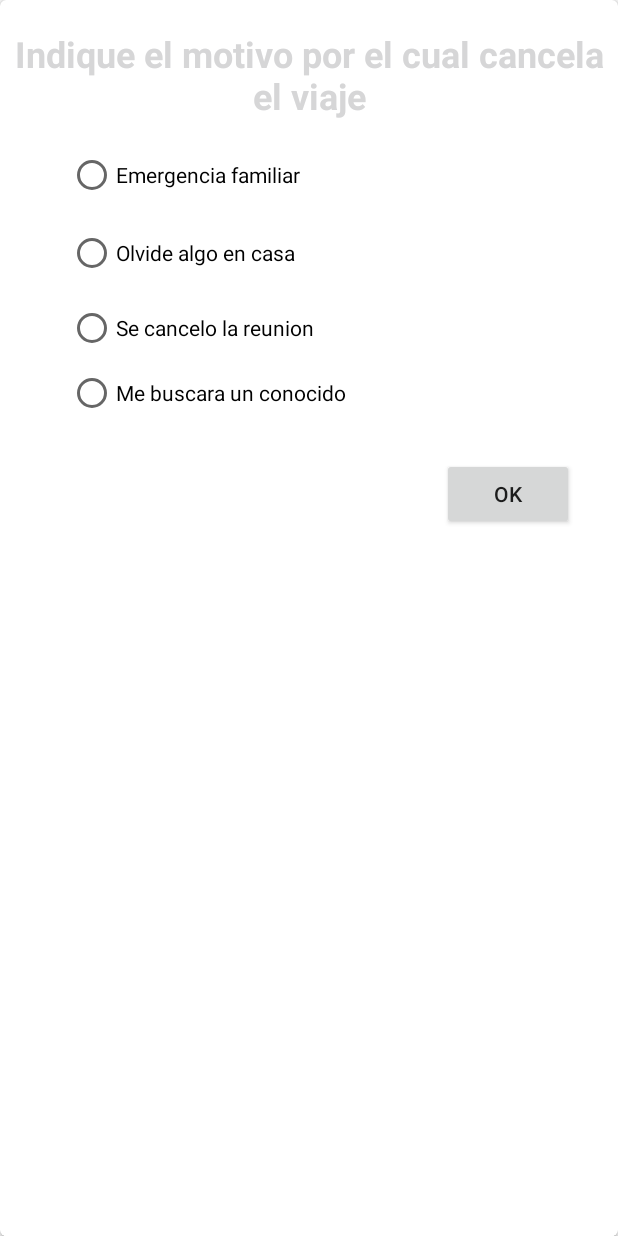
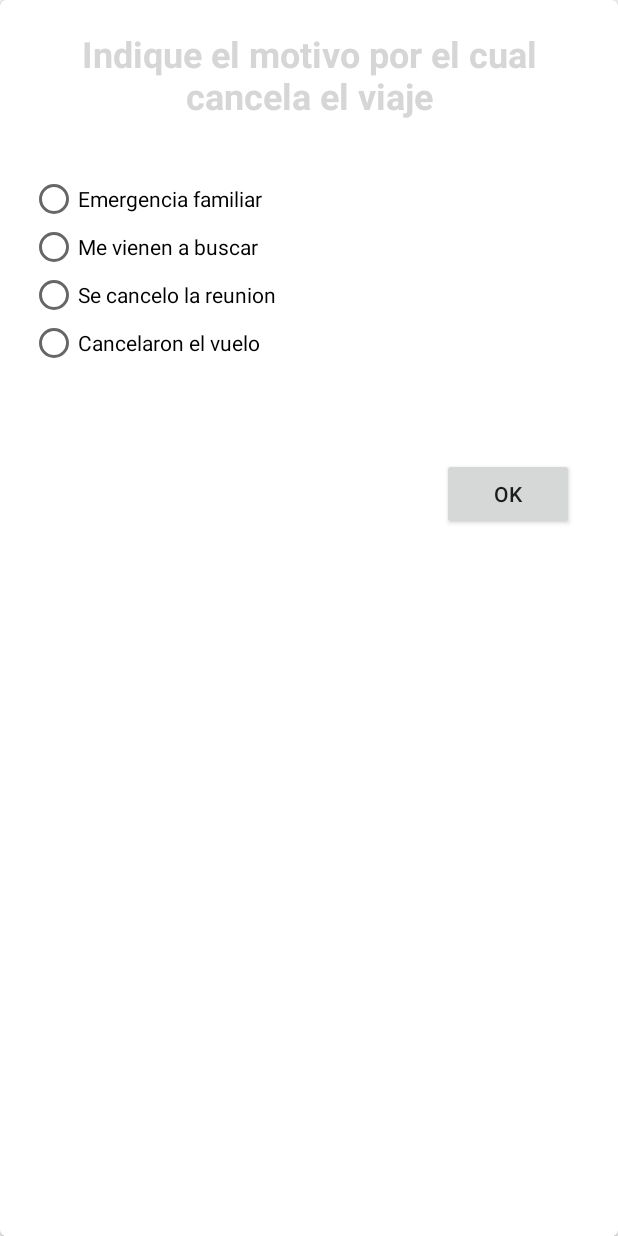
Before and after one commit to iamrahulyadav/interCar, an Android app: the layout custom_modal.xml on its own in the app's theme, with its tools: preview values and no code run, on a phone screen of 412 x 824 dp. Run offline under Robolectric (Android 15) with nearby library versions, the phone set to English and light mode, and no system bars.

Commit message:
Correciones pendientes de ventana modal de motivos de cancelacion de viajes.

```diff
--- a/app/src/main/java/com/apreciasoft/admin/asremis/Services/ServicesTravel.java
+++ b/app/src/main/java/com/apreciasoft/admin/asremis/Services/ServicesTravel.java
@@ -67,6 +67,6 @@ public interface ServicesTravel {
     Call<List<InfoTravelEntity>> cacelReservation(@Path("id") int id,@Path("idDriver") int idDriver);
 
     @Headers("Content-Type: application/json")
-    @GET("travel/cancelByClient/{id}/{idReasonCancelKf }")
+    @GET("travel/cancelByClient/{id}/{idReasonCancelKf}")
     Call<Boolean> cancelByClient(@Path("id") int id, @Path("idReasonCancelKf") int idReasonCancelKf );
 }
--- a/app/src/main/res/layout/custom_modal.xml
+++ b/app/src/main/res/layout/custom_modal.xml
@@ -30,47 +30,57 @@
             android:layout_marginTop="25dp"
             >
 
-            <RadioButton
-                android:id="@+id/radioButton4"
+            <RadioGroup
+                android:id="@+id/radio"
                 android:layout_width="match_parent"
                 android:layout_height="wrap_content"
-                android:layout_alignLeft="@+id/radioButton"
-                android:layout_alignStart="@+id/radioButton"
-                android:layout_below="@+id/radioButton"
-                android:layout_marginTop="115dp"
-                android:text="Me buscara un conocido" />
-
-            <RadioButton
-                android:id="@+id/radioButton3"
-                android:layout_width="match_parent"
-                android:layout_height="wrap_content"
-                android:layout_alignLeft="@+id/radioButton"
-                android:layout_alignStart="@+id/radioButton"
-                android:layout_below="@+id/radioButton"
-                android:layout_marginTop="70dp"
-                android:text="Se cancelo la reunion" />
+                android:layout_alignEnd="@+id/button2"
+                android:layout_gravity="center_horizontal"
+                android:layout_marginLeft="20dp"
+                android:layout_marginTop="30dp">
 
                 <RadioButton
                     android:id="@+id/radioButton"
-                android:layout_width="match_parent"
+                    android:layout_width="wrap_content"
                     android:layout_height="wrap_content"
-                android:layout_alignParentLeft="true"
-                android:layout_alignParentStart="true"
                     android:layout_alignParentTop="true"
-                android:layout_marginLeft="55dp"
-                android:layout_marginStart="45dp"
-                android:layout_marginTop="75dp"
+                    android:layout_centerHorizontal="true"
+                    android:layout_marginTop="61dp"
+                    android:checked="false"
+                    android:onClick="onRadioButtonClicked"
                     android:text="Emergencia familiar" />
 
                 <RadioButton
                     android:id="@+id/radioButton2"
-                android:layout_width="match_parent"
+                    android:layout_width="wrap_content"
                     android:layout_height="wrap_content"
-                android:layout_alignLeft="@+id/radioButton"
-                android:layout_alignStart="@+id/radioButton"
                     android:layout_below="@+id/radioButton"
-                android:layout_marginTop="20dp"
-                android:text="Olvide algo en casa" />
+                    android:layout_centerHorizontal="true"
+                    android:checked="false"
+                    android:onClick="onRadioButtonClicked"
+                    android:text="Me vienen a buscar" />
+
+                <RadioButton
+                    android:id="@+id/radioButton3"
+                    android:layout_width="wrap_content"
+                    android:layout_height="wrap_content"
+                    android:layout_below="@+id/radioButton2"
+                    android:layout_centerHorizontal="true"
+                    android:checked="false"
+                    android:onClick="onRadioButtonClicked"
+                    android:text="Se cancelo la reunion" />
+
+                <RadioButton
+                    android:id="@+id/radioButton4"
+                    android:layout_width="wrap_content"
+                    android:layout_height="wrap_content"
+                    android:layout_below="@+id/radioButton3"
+                    android:layout_centerHorizontal="true"
+                    android:checked="false"
+                    android:onClick="onRadioButtonClicked"
+                    android:text="Cancelaron el vuelo" />
+
+            </RadioGroup>
 
 
         </RelativeLayout>
@@ -103,6 +113,8 @@
             android:layout_alignParentLeft="true"
             android:layout_alignParentStart="true"
             android:layout_alignParentTop="true"
+            android:layout_marginLeft="10dp"
+            android:layout_marginRight="10dp"
             android:layout_marginTop="19dp"
             android:text="Indique el motivo por el cual cancela el viaje"
             android:textAlignment="center"
```
Also changed, not shown: app/src/main/java/com/apreciasoft/admin/asremis/Activity/HomeClientActivity.java (+42 -24 lines). Lines whose indentation alone changed are shown as unchanged.
